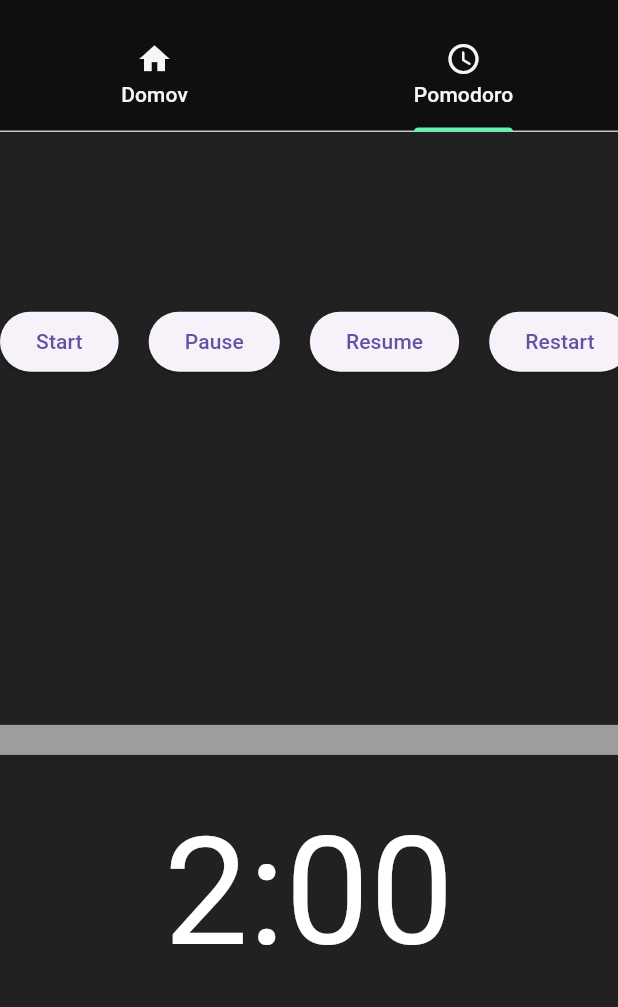
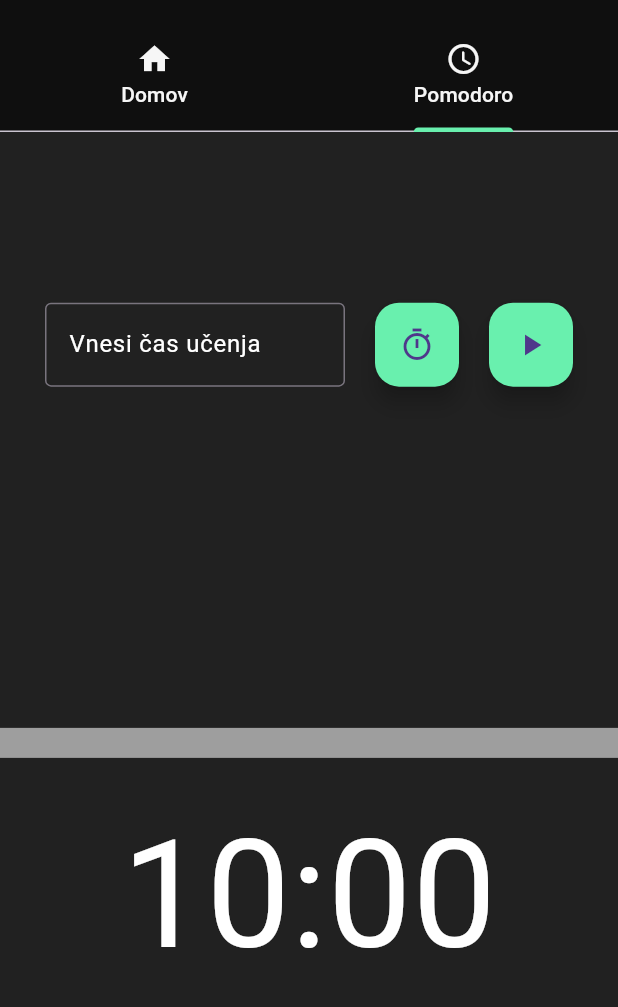
Before and after one commit to Oblakoru/SoundFocus, a Flutter app: the screen it shows after launch, tab 2 chosen, on a phone screen of 412 x 824 dp, the part 63-1070 px from its top. Run offline on Flutter 3.47's test engine with Material 2 defaults, Android fonts, the phone set to English and light mode, and no system bars; drawn by our look-alikes of timer_count_down; our stand-ins replace audioplayers; missing offline and left inert: dart:ffi.

Commit message:
Update pomodoro.dart
Dodan input za spremembo pomodora, stop/resume, styling

```diff
--- a/lib/pomodoro.dart
+++ b/lib/pomodoro.dart
@@ -1,4 +1,7 @@
+import 'dart:ffi';
+
 import 'package:flutter/material.dart';
+import 'package:flutter/services.dart';
 import 'package:timer_count_down/timer_controller.dart';
 import 'package:timer_count_down/timer_count_down.dart';
 
@@ -11,10 +14,20 @@ class Pomodoro extends StatefulWidget {
 
 class _PomodoroState extends State<Pomodoro>
     with AutomaticKeepAliveClientMixin<Pomodoro> {
+  TextEditingController _textController = TextEditingController();
+
+  @override
+  void dispose() {
+    _textController.dispose();
+    super.dispose();
+  }
+
   final CountdownController _controller =
-      new CountdownController(autoStart: true);
+      new CountdownController(autoStart: false);
 
-  late double time;
+  //late double time;
+  bool isTimer = false;
+  int zacetniCas = 600;
 
   @override
   Widget build(BuildContext context) {
@@ -23,54 +36,78 @@ class _PomodoroState extends State<Pomodoro>
       crossAxisAlignment: CrossAxisAlignment.start,
       children: [
         //Template https://github.com/DizoftTeam/simple_count_down/blob/master/example/lib/main.dart
+        Column(
+          //mainAxisAlignment: MainAxisAlignment.spaceBetween,
+          children: [
             Row(
               mainAxisAlignment: MainAxisAlignment.center,
               children: [
-            ElevatedButton(
-              child: const Text('Start'),
-              onPressed: () {
-                _controller.start();
-              },
+                Container(
+                  width: 200,
+                  child: TextField(
+                    style: const TextStyle(color: Colors.white),
+                    controller: _textController,
+                    inputFormatters: [
+                      FilteringTextInputFormatter.digitsOnly,
+                    ],
+                    decoration: const InputDecoration(
+                      hintText: 'Vnesi čas učenja',
+                      hintStyle: TextStyle(color: Colors.white),
+                      border: OutlineInputBorder(),
                     ),
-            const SizedBox(
+                  ),
+                ),
+                SizedBox(
                   width: 20,
                 ),
-            // Pause
-            ElevatedButton(
-              child: const Text('Pause'),
+                FloatingActionButton(
                   onPressed: () {
-                _controller.pause();
+                    setState(() {
+                      if (_textController.text == '' ||
+                          _textController.text == '0') {
+                      } else {
+                        isTimer = true;
+                        zacetniCas = int.parse(_textController.text) * 60;
+                        _controller.start();
+                      }
+                    });
                   },
+                  child: Icon(
+                    Icons.timer_outlined,
                   ),
-            const SizedBox(
+                  backgroundColor: Colors.greenAccent,
+                ),
+                SizedBox(
                   width: 20,
                 ),
-            // Resume
-            ElevatedButton(
-              child: const Text('Resume'),
+                FloatingActionButton(
                   onPressed: () {
+                    setState(() {
+                      if (isTimer) {
+                        isTimer = !isTimer;
+                        _controller.pause();
+                      } else {
+                        isTimer = !isTimer;
                         _controller.resume();
+                      }
+                    });
                   },
+                  child: Icon(
+                    !isTimer ? Icons.play_arrow : Icons.pause,
                   ),
-            const SizedBox(
-              width: 20,
+                  backgroundColor: Colors.greenAccent,
                 ),
-            // Stop
-            ElevatedButton(
-              child: const Text('Restart'),
-              onPressed: () {
-                _controller.restart();
-              },
+
+
+              ],
             ),
           ],
         ),
         Countdown(
           controller: _controller,
-          seconds: 2 * 60,
+          seconds: zacetniCas,
           build: (BuildContext context, time) {
-
-            double progress = 1 - (time / (2 * 60));
-
+            double progress = 1 - (time / (zacetniCas));
 
             int minute = time ~/ 60;
             int sekunde = (time % 60).truncate();
@@ -109,10 +146,9 @@ class _PomodoroState extends State<Pomodoro>
           },
           interval: const Duration(milliseconds: 100),
           onFinished: () {
-            print('Timer is done!');
             ScaffoldMessenger.of(context).showSnackBar(
               const SnackBar(
-                content: Text('Timer is done!'),
+                content: Text('Konec!'),
               ),
             );
           },
@@ -122,25 +158,25 @@ class _PomodoroState extends State<Pomodoro>
   }
 
   // Function to show an alert
-  void _showAlert(BuildContext context) {
-    showDialog(
-      context: context,
-      builder: (BuildContext context) {
-        return AlertDialog(
-          title: const Text('Timer Finished'),
-          content: const Text('The timer has finished.'),
-          actions: [
-            TextButton(
-              onPressed: () {
-                Navigator.pop(context); // Close the alert
-              },
-              child: const Text('OK'),
-            ),
-          ],
-        );
-      },
-    );
-  }
+  //void _showAlert(BuildContext context) {
+  //  showDialog(
+  //    context: context,
+  //    builder: (BuildContext context) {
+  //      return AlertDialog(
+  //        title: const Text('Timer Finished'),
+  //        content: const Text('The timer has finished.'),
+  //        actions: [
+  //          TextButton(
+  //            onPressed: () {
+  //              Navigator.pop(context); // Close the alert
+  //            },
+  //            child: const Text('OK'),
+  //          ),
+  //        ],
+  //      );
+  //    },
+  //  );
+  //}
 
   @override
   bool get wantKeepAlive => true;
```
Lines whose indentation alone changed are shown as unchanged.
